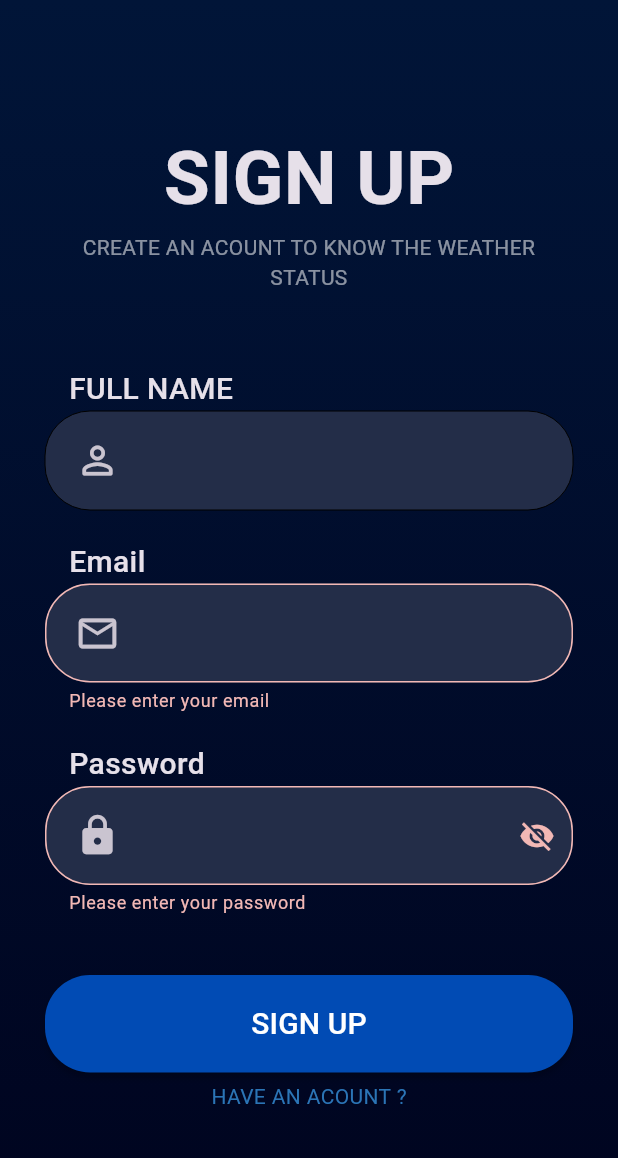
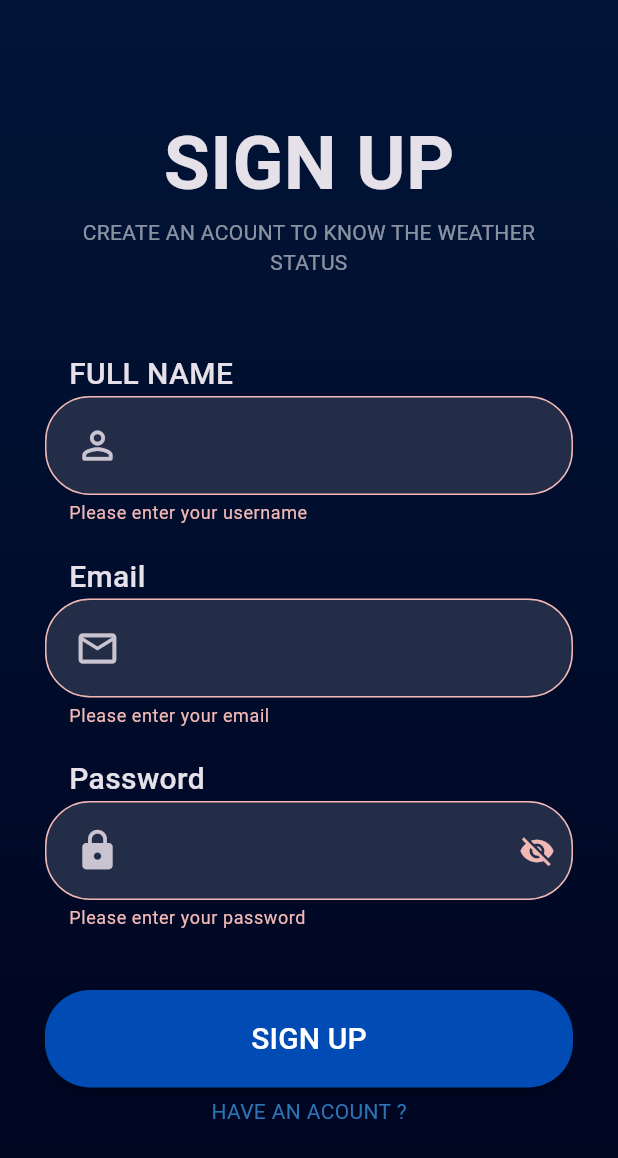
Before and after one commit to Mahmoud-Azmy/Ai-Weather-App, a Flutter app: the screen it shows after launch, after a tap on "SIGN UP", on a phone screen of 412 x 824 dp. Shown: the top 1158 px of the screen. Run offline on Flutter 3.47's test engine with Material 3 defaults, Android fonts, the phone set to English and light mode, and no system bars; our stand-ins replace bloc, equatable, firebase_core, flutter_bloc, go_router; accounts and stored records are empty.

Commit message:
validators class

```diff
--- /dev/null
+++ b/lib/core/utils/validators.dart
@@ -0,0 +1,38 @@
+abstract class Validators {
+  static String? validateEmail(String? value) {
+    if (value == null || value.isEmpty) {
+      return 'Please enter your email';
+    }
+    final emailRegex = RegExp(r'^[\w-\.]+@([\w-]+\.)+[\w-]{2,4}$');
+    if (!emailRegex.hasMatch(value)) {
+      return 'Please enter a valid email';
+    }
+    return null;
+  }
+
+  static String? validatePassword(String? value) {
+    if (value == null || value.isEmpty) {
+      return 'Please enter your password';
+    }
+    if (value.length < 6) {
+      return 'Password must be at least 6 characters';
+    }
+    if (!value.contains(RegExp(r'[A-Z]'))) {
+      return 'Password must contain at least one uppercase letter';
+    }
+    if (!value.contains(RegExp(r'[0-9]'))) {
+      return 'Password must contain at least one number';
+    }
+    return null;
+  }
+
+  static String? validateUsername(String? value) {
+    if (value == null || value.isEmpty) {
+      return 'Please enter your username';
+    }
+    if (value.length < 3) {
+      return 'Username must be at least 3 characters';
+    }
+    return null;
+  }
+}
--- a/lib/features/auth/presentation/controllers/cubit/auth_cubit.dart
+++ b/lib/features/auth/presentation/controllers/cubit/auth_cubit.dart
@@ -14,31 +14,4 @@ class AuthCubit extends Cubit<AuthState> {
       ChangePasswordVisibility(isPasswordVisible),
     );
   }
-
-  String? validateEmail(String? value) {
-    if (value == null || value.isEmpty) {
-      return 'Please enter your email';
-    }
-    final emailRegex = RegExp(r'^[\w-\.]+@([\w-]+\.)+[\w-]{2,4}$');
-    if (!emailRegex.hasMatch(value)) {
-      return 'Please enter a valid email';
-    }
-    return null;
-  }
-
-  String? validatePassword(String? value) {
-    if (value == null || value.isEmpty) {
-      return 'Please enter your password';
-    }
-    if (value.length < 6) {
-      return 'Password must be at least 6 characters';
-    }
-    if (!value.contains(RegExp(r'[A-Z]'))) {
-      return 'Password must contain at least one uppercase letter';
-    }
-    if (!value.contains(RegExp(r'[0-9]'))) {
-      return 'Password must contain at least one number';
-    }
-    return null;
-  }
 }
--- a/lib/features/auth/presentation/views/register_view.dart
+++ b/lib/features/auth/presentation/views/register_view.dart
@@ -2,13 +2,12 @@ import 'package:ai_weather_app/core/utils/app_colors.dart';
 import 'package:ai_weather_app/core/utils/app_consts.dart';
 import 'package:ai_weather_app/core/utils/app_router.dart';
 import 'package:ai_weather_app/core/utils/app_styles.dart';
-import 'package:ai_weather_app/features/auth/presentation/controllers/cubit/auth_cubit.dart';
+import 'package:ai_weather_app/core/utils/validators.dart';
 import 'package:ai_weather_app/features/auth/presentation/widgets/custom_button.dart';
 import 'package:ai_weather_app/features/auth/presentation/widgets/custom_text_button.dart';
 import 'package:ai_weather_app/features/auth/presentation/widgets/custom_text_field_type.dart';
 import 'package:ai_weather_app/features/auth/presentation/widgets/custom_text_form_field.dart';
 import 'package:flutter/material.dart';
-import 'package:flutter_bloc/flutter_bloc.dart';
 import 'package:go_router/go_router.dart';
 
 class RegisterView extends StatefulWidget {
@@ -46,10 +45,7 @@ class _RegisterViewState extends State<RegisterView> {
         child: Padding(
           padding: const EdgeInsets.all(30),
           child: Center(
-            child: BlocBuilder<AuthCubit, AuthState>(
-              builder: (context, state) {
-                var cubit = BlocProvider.of<AuthCubit>(context);
-                return SingleChildScrollView(
+            child: SingleChildScrollView(
               child: Form(
                 key: _formKey,
                 child: Column(
@@ -62,8 +58,8 @@ class _RegisterViewState extends State<RegisterView> {
                     Text(
                       AppConsts.createAcountText.toUpperCase(),
                       textAlign: TextAlign.center,
-                          style: AppStyles.textStyle14
-                              .copyWith(color: Colors.white54),
+                      style:
+                          AppStyles.textStyle14.copyWith(color: Colors.white54),
                     ),
                     SizedBox(
                       height: 30,
@@ -74,6 +70,7 @@ class _RegisterViewState extends State<RegisterView> {
                     CustomTextFormField(
                       controller: nameController,
                       icon: Icons.person_outline_rounded,
+                      validator: (p0) => Validators.validateUsername(p0),
                     ),
                     CustomTextFormFieldType(
                       text: AppConsts.emailText,
@@ -82,7 +79,7 @@ class _RegisterViewState extends State<RegisterView> {
                         controller: emailController,
                         keyboardType: TextInputType.emailAddress,
                         icon: Icons.email_outlined,
-                            validator: (p0) => cubit.validateEmail(p0)),
+                        validator: (p0) => Validators.validateEmail(p0)),
                     CustomTextFormFieldType(
                       text: AppConsts.passwordText,
                     ),
@@ -90,7 +87,7 @@ class _RegisterViewState extends State<RegisterView> {
                         controller: passwordController,
                         isPassword: true,
                         icon: Icons.lock,
-                            validator: (data) => cubit.validatePassword(data)),
+                        validator: (data) => Validators.validatePassword(data)),
                     SizedBox(
                       height: 40,
                     ),
@@ -109,8 +106,6 @@ class _RegisterViewState extends State<RegisterView> {
                   ],
                 ),
               ),
-                );
-              },
             ),
           ),
         ),
```
Also changed, not shown: lib/features/auth/presentation/controllers/cubit/auth_state.dart (+0 -10 lines), lib/features/auth/presentation/views/login_view.dart (+8 -16 lines). Lines whose indentation alone changed are shown as unchanged.
